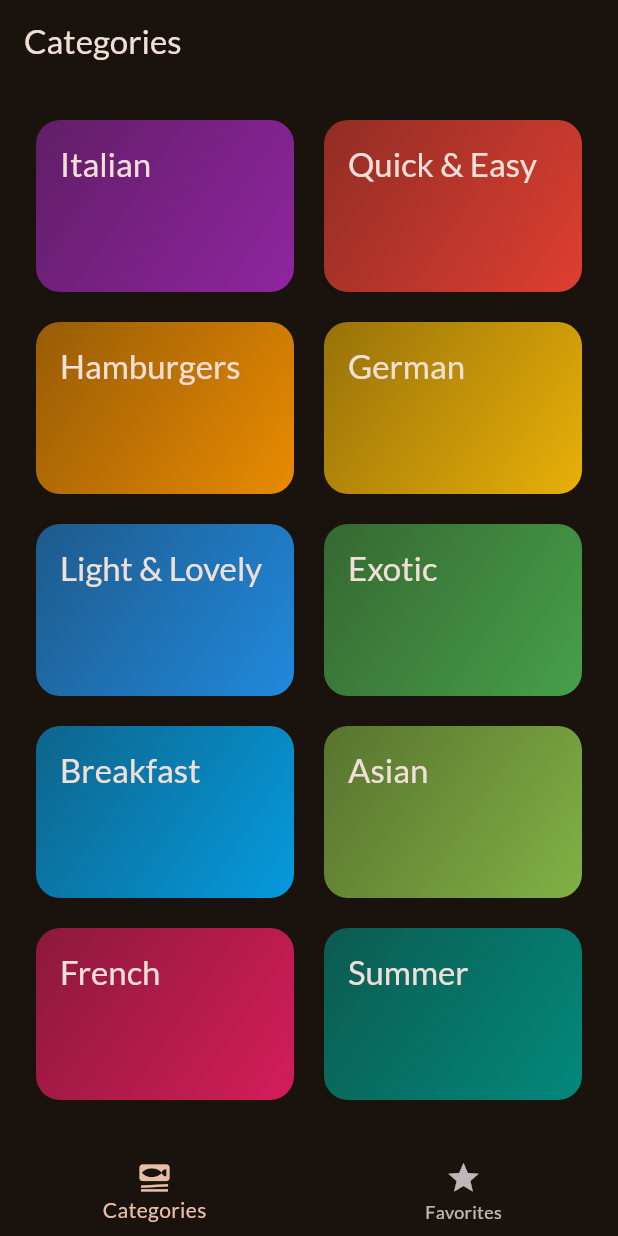
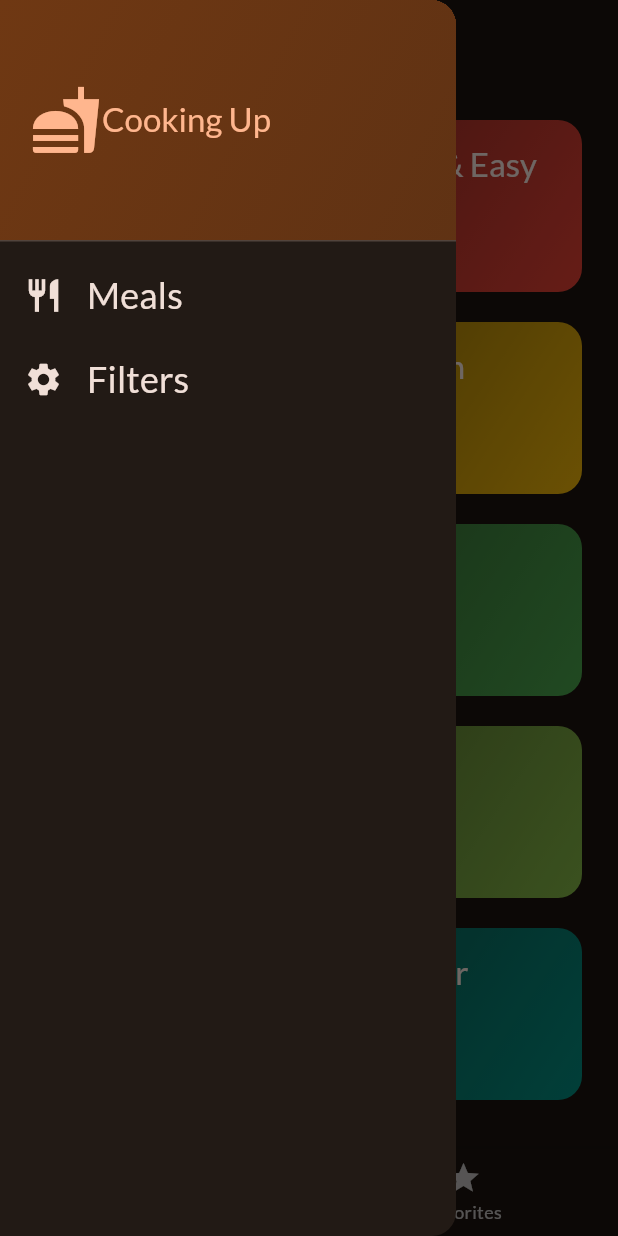
Before and after one commit to patrickwestlylegaspi/meal_app, a Flutter app: the screen it shows after launch, with the side drawer open (before the commit the screen has no drawer), on a phone screen of 412 x 824 dp. Run offline on Flutter 3.47's test engine with Material 2 defaults, Android fonts, the phone set to English and light mode, and no system bars; our stand-ins replace google_fonts, transparent_image.

Commit message:
add feature app drawer

```diff
--- a/lib/data/dummy_data.dart
+++ b/lib/data/dummy_data.dart
@@ -179,7 +179,7 @@ const dummyMeals = [
       'Heat the butter and oil in a large pan (allow the fat to get very hot) and fry the schnitzels until golden brown on both sides.',
       'Make sure to toss the pan regularly so that the schnitzels are surrounded by oil and the crumbing becomes ‘fluffy’.',
       'Remove, and drain on kitchen paper. Fry the parsley in the remaining oil and drain.',
-      'Place the schnitzels on awarmed plate and serve garnishedwith parsley and slices of lemon.'
+      'Place the schnitzels on warmed plate and serve garnished with parsley and slices of lemon.'
     ],
     isGlutenFree: false,
     isVegan: false,
@@ -213,7 +213,7 @@ const dummyMeals = [
     steps: [
       'Wash and cut salad and herbs',
       'Dice the salmon',
-      'Process mustard, vinegar and olive oil into a dessing',
+      'Process mustard, vinegar and olive oil into a dressing',
       'Prepare the salad',
       'Add salmon cubes and dressing'
     ],
@@ -235,7 +235,7 @@ const dummyMeals = [
     'https://cdn.pixabay.com/photo/2017/05/01/05/18/pastry-2274750_1280.jpg',
     duration: 240,
     ingredients: [
-      '4 Sheets of Gelatine',
+      '4 Sheets of Gelatin',
       '150ml Orange Juice',
       '80g Sugar',
       '300g Yoghurt',
@@ -243,7 +243,7 @@ const dummyMeals = [
       'Orange Peel',
     ],
     steps: [
-      'Dissolve gelatine in pot',
+      'Dissolve gelatin in pot',
       'Add orange juice and sugar',
       'Take pot off the stove',
       'Add 2 tablespoons of yoghurt',
--- a/lib/screens/tabs.dart
+++ b/lib/screens/tabs.dart
@@ -1,6 +1,8 @@
 import 'package:flutter/material.dart';
 import 'package:meal/screens/categories.dart';
+import 'package:meal/screens/filters.dart';
 import 'package:meal/screens/meals.dart';
+import 'package:meal/widgets/main_drawer.dart';
 
 import '../model/meal.dart';
 
@@ -27,7 +29,9 @@ class _TabsScreenState extends State<TabsScreen> {
     if (isExisting) {
       setState(() {
         _favoritesMeals.remove(meal);
-        _showInfoMessage('Meal is no Longer Favorite',);
+        _showInfoMessage(
+          'Meal is no Longer Favorite',
+        );
       });
     } else {
       setState(() {
@@ -57,12 +61,25 @@ class _TabsScreenState extends State<TabsScreen> {
       );
       activePageTitle = 'Your Favorites';
     }
+
+    void _setScreen(String identifier) {
+      Navigator.of(context).pop();
+      if (identifier == 'filters') {
+        Navigator.of(context).push(MaterialPageRoute(
+          builder: (ctx) => const FiltersScreen(),
+        ));
+      } else {
+        Navigator.of(context).pop();
+      }
+    }
+
     return Scaffold(
       appBar: AppBar(
         title: Text(
           activePageTitle,
         ),
       ),
+      drawer: MainDrawer(onSelectScreen: _setScreen),
       body: activePage,
       bottomNavigationBar: BottomNavigationBar(
         onTap: _selectedPage,
--- /dev/null
+++ b/lib/widgets/main_drawer.dart
@@ -0,0 +1,84 @@
+import 'package:flutter/material.dart';
+
+class MainDrawer extends StatelessWidget {
+  const MainDrawer({super.key,required this.onSelectScreen});
+
+  final void Function(String identifier) onSelectScreen;
+
+  @override
+  Widget build(BuildContext context) {
+    return Drawer(
+      child: Column(
+        children: [
+          DrawerHeader(
+            padding: const EdgeInsets.all(20),
+            decoration: BoxDecoration(
+              gradient: LinearGradient(
+                colors: [
+                  Theme.of(context).colorScheme.primaryContainer,
+                  Theme.of(context)
+                      .colorScheme
+                      .primaryContainer
+                      .withOpacity(0.8)
+                ],
+                begin: Alignment.topLeft,
+                end: Alignment.bottomRight,
+              ),
+            ),
+            child: Row(
+              children: [
+                Icon(
+                  Icons.fastfood,
+                  size: 48,
+                  color: Theme.of(context).colorScheme.primary,
+                ),
+                const SizedBox(height: 18),
+                Text(
+                  'Cooking Up',
+                  style: Theme.of(context)
+                      .textTheme
+                      .titleLarge!
+                      .copyWith(color: Theme.of(context).colorScheme.primary),
+                ),
+              ],
+            ),
+          ),
+          ListTile(
+            leading: Icon(
+              Icons.restaurant,
+              size: 26,
+              color: Theme.of(context).colorScheme.onBackground,
+            ),
+            title: Text(
+              'Meals',
+              style: Theme.of(context).textTheme.titleSmall!.copyWith(
+                    color: Theme.of(context).colorScheme.onBackground,
+                    fontSize: 24,
+                  ),
+            ),
+            onTap: () {
+              onSelectScreen('meals');
+            },
+          ),
+          ListTile(
+            leading: Icon(
+              Icons.settings,
+              size: 26,
+              color: Theme.of(context).colorScheme.onBackground,
+            ),
+            title: Text(
+              'Filters',
+              style: Theme.of(context).textTheme.titleSmall!.copyWith(
+                    color: Theme.of(context).colorScheme.onBackground,
+                    fontSize: 24,
+                  ),
+            ),
+            onTap: () {
+              onSelectScreen('filters');
+            },
+          ),
+        ],
+      ),
+    );
+  }
+}
```
Also changed, not shown: lib/screens/filters.dart (added, +136 -0 lines).
